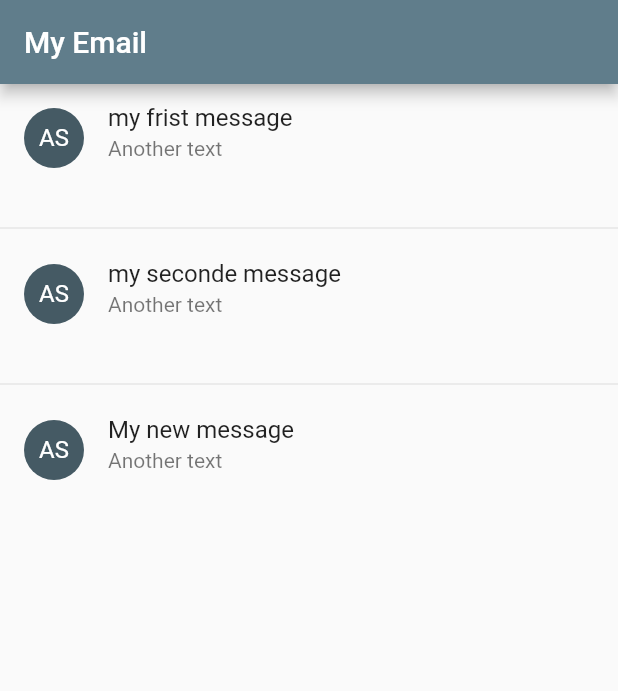
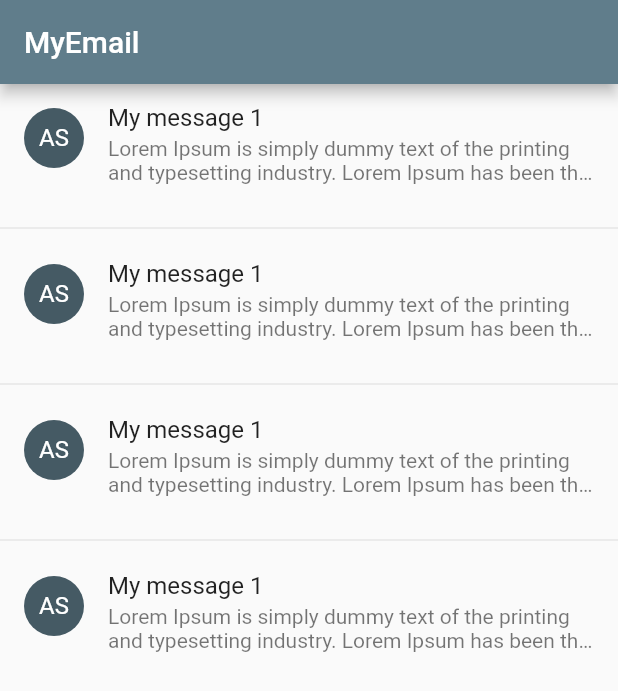
Before and after one commit to rLukes/my_mailclient, a Flutter app: the screen it shows after launch, on a phone screen of 412 x 824 dp. Shown: the top 691 px of the screen. Run offline on Flutter 3.47's test engine with Material 2 defaults, Android fonts, the phone set to English and light mode, and no system bars.

Commit message:
added asserts and loaded content from json

```diff
--- /dev/null
+++ b/data/message.json
@@ -0,0 +1,18 @@
+[
+  {
+    "subject": "My message 1",
+    "body" : "Lorem Ipsum is simply dummy text of the printing and typesetting industry. Lorem Ipsum has been the industrys standard dummy text ever since the 1500s"
+  },
+  {
+    "subject": "My message 1",
+    "body" : "Lorem Ipsum is simply dummy text of the printing and typesetting industry. Lorem Ipsum has been the industrys standard dummy text ever since the 1500s"
+  },
+  {
+    "subject": "My message 1",
+    "body" : "Lorem Ipsum is simply dummy text of the printing and typesetting industry. Lorem Ipsum has been the industrys standard dummy text ever since the 1500s"
+  },
+  {
+    "subject": "My message 1",
+    "body" : "Lorem Ipsum is simply dummy text of the printing and typesetting industry. Lorem Ipsum has been the industrys standard dummy text ever since the 1500s"
+  }
+]
--- a/lib/main.dart
+++ b/lib/main.dart
@@ -1,4 +1,5 @@
 import 'package:flutter/material.dart';
+import './message_list.dart';
 
 void main() => runApp(MyEmailApp());
 
@@ -8,42 +9,7 @@ class MyEmailApp extends StatelessWidget {
     return MaterialApp(
       title: 'Emial app',
       theme: ThemeData(primarySwatch: Colors.blueGrey, accentColor: Colors.red),
-      home: MyEmailHomePage("My Email"),
+      home: MessageList(title: "MyEmail",),
     );
   }
 }
-
-class MyEmailHomePage extends StatelessWidget {
-  final String title;
-  var messages = const [
-    'my frist message',
-    'my seconde message',
-    'My new message'
-  ];
-
-  MyEmailHomePage(this.title);
-
-  @override
-  Widget build(BuildContext context) {
-    return Scaffold(
-        appBar: AppBar(
-          title: Text(title),
-        ),
-        body: ListView.separated(
-            itemCount: messages.length,
-            separatorBuilder: (context, index){
-              return Divider();
-            },
-            itemBuilder: (BuildContext context, int index) {
-              var title = messages[index];
-              return ListTile(
-                title: Text(title),
-                subtitle: Text("Another text"),
-                leading: CircleAvatar(
-                  child: Text("AS"),
-                ),
-                isThreeLine: true,
-              );
-            }));
-  }
-}
--- /dev/null
+++ b/lib/message_list.dart
@@ -0,0 +1,61 @@
+import 'dart:convert';
+
+import 'package:flutter/material.dart';
+import 'package:flutter/services.dart';
+
+class MessageList extends StatefulWidget {
+  final String title;
+  const MessageList({Key key, this.title}) : super(key: key);
+
+  @override
+  _MessageListState createState() => _MessageListState();
+}
+
+class _MessageListState extends State<MessageList> {
+  var messages = const [];
+
+  void loadMessageList() async{
+    var content = await rootBundle.loadString('data/message.json');
+    var collection = json.decode(content);
+
+    setState(() {
+      messages = collection;
+    });
+  }
+
+  @override
+  void initState() {
+    loadMessageList();
+    super.initState();
+  }
+
+  @override
+  Widget build(BuildContext context) {
+    return Scaffold(
+      appBar: AppBar(
+        title: Text(widget.title),
+      ),
+      body: ListView.separated(
+        itemCount: messages.length,
+        separatorBuilder: (context, index) {
+          return Divider();
+        },
+        itemBuilder: (BuildContext context, int index) {
+          var message = messages[index];
+          return ListTile(
+            title: Text(message['subject']),
+            subtitle: Text(
+              message['body'],
+              maxLines: 2,
+              overflow: TextOverflow.ellipsis,
+            ),
+            leading: CircleAvatar(
+              child: Text("AS"),
+            ),
+            isThreeLine: true,
+          );
+        },
+      ),
+    );
+  }
+}
--- a/pubspec.yaml
+++ b/pubspec.yaml
@@ -41,7 +41,8 @@ flutter:
   uses-material-design: true
 
   # To add assets to your application, add an assets section, like this:
-  # assets:
+  assets:
+     - data/message.json
   #  - images/a_dot_burr.jpeg
   #  - images/a_dot_ham.jpeg
 
```
